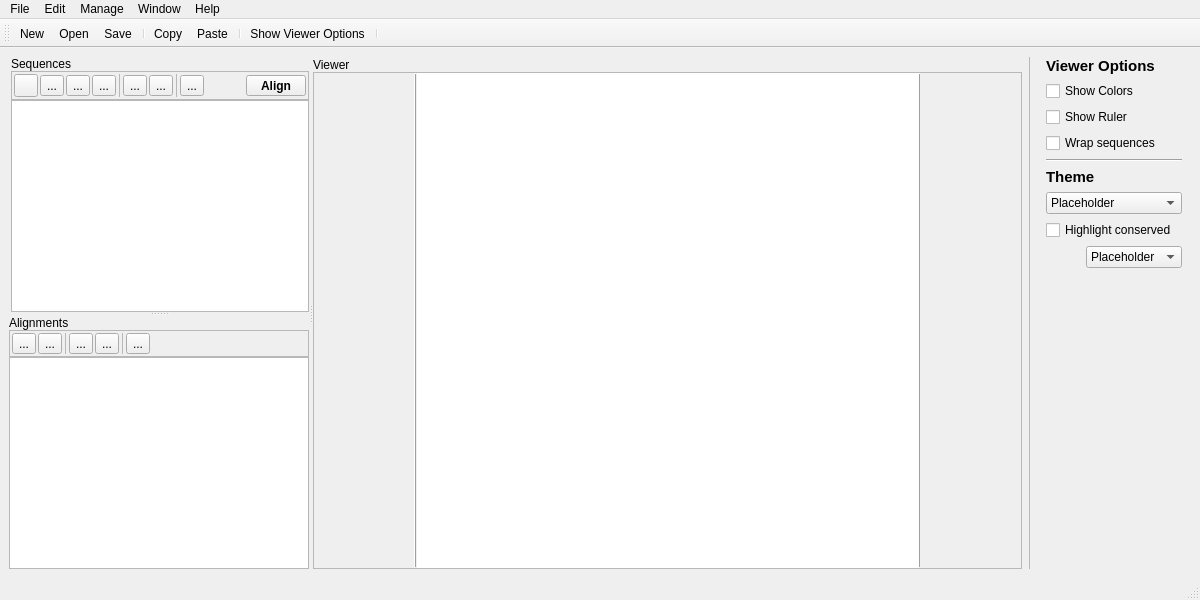
beowulfey/Linnaeo, file linnaeo.ui: the form before one commit.
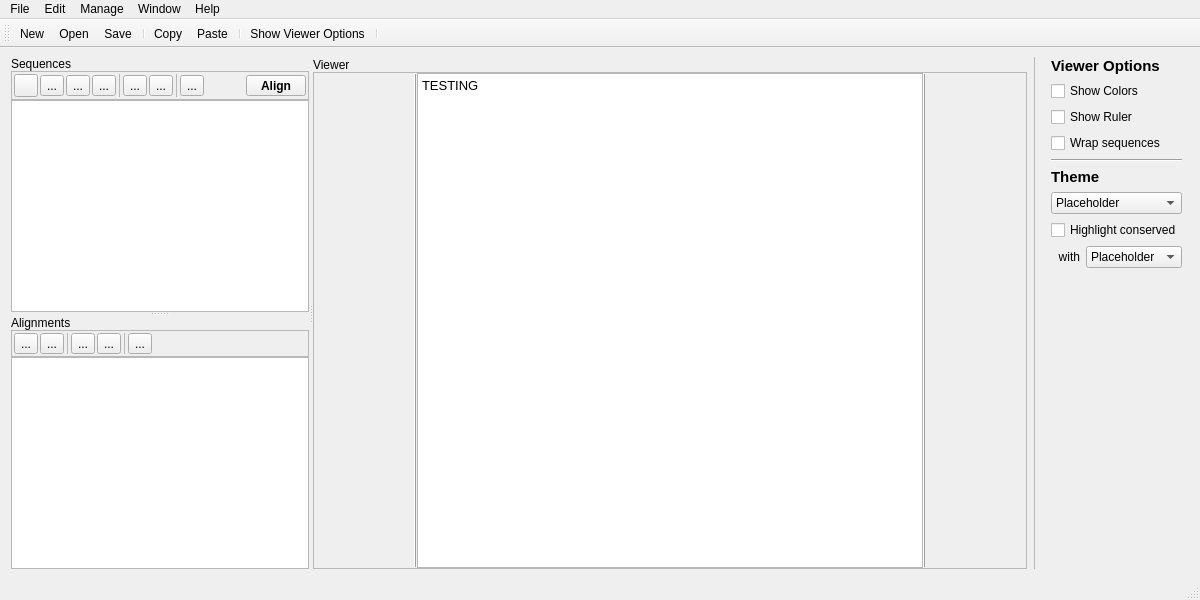
The form after the commit. Icons and pictures are not drawn. Custom widgets are drawn as their Qt base class.

Commit message: Added sequence viewer class -- reimplemented HTML insertion and resizing when wrapped

Diff of the .ui file:
```diff
--- a/linnaeo.ui
+++ b/linnaeo.ui
@@ -369,6 +369,9 @@
             <property name="spacing">
              <number>0</number>
             </property>
+            <property name="leftMargin">
+             <number>2</number>
+            </property>
             <item>
              <widget class="QLabel" name="alignLabel">
               <property name="text">
@@ -519,7 +522,7 @@
                 <rect>
                  <x>0</x>
                  <y>0</y>
-                 <width>298</width>
+                 <width>297</width>
                  <height>196</height>
                 </rect>
                </property>
@@ -709,18 +712,28 @@
              </widget>
             </item>
             <item>
-             <widget class="QTextBrowser" name="seqBrowser">
-              <property name="frameShape">
-               <enum>QFrame::NoFrame</enum>
+             <widget class="SeqViewer" name="seqViewer">
+              <property name="cursor" stdset="0">
+               <cursorShape>IBeamCursor</cursorShape>
               </property>
-              <property name="frameShadow">
-               <enum>QFrame::Sunken</enum>
+              <property name="acceptDrops">
+               <bool>false</bool>
               </property>
-              <property name="lineWidth">
-               <number>0</number>
+              <property name="verticalScrollBarPolicy">
+               <enum>Qt::ScrollBarAlwaysOff</enum>
               </property>
-              <property name="midLineWidth">
-               <number>1</number>
+              <property name="html">
+               <string>&lt;!DOCTYPE HTML PUBLIC &quot;-//W3C//DTD HTML 4.0//EN&quot; &quot;http://www.w3.org/TR/REC-html40/strict.dtd&quot;&gt;
+&lt;html&gt;&lt;head&gt;&lt;meta name=&quot;qrichtext&quot; content=&quot;1&quot; /&gt;&lt;style type=&quot;text/css&quot;&gt;
+p, li { white-space: pre-wrap; }
+&lt;/style&gt;&lt;/head&gt;&lt;body style=&quot; font-family:'Noto Sans, '; font-size:10pt; font-weight:400; font-style:normal;&quot;&gt;
+&lt;p style=&quot; margin-top:0px; margin-bottom:0px; margin-left:0px; margin-right:0px; -qt-block-indent:0; text-indent:0px;&quot;&gt;TESTING&lt;/p&gt;&lt;/body&gt;&lt;/html&gt;</string>
+              </property>
+              <property name="textInteractionFlags">
+               <set>Qt::NoTextInteraction</set>
+              </property>
+              <property name="placeholderText">
+               <string/>
               </property>
              </widget>
             </item>
@@ -900,17 +913,17 @@
        <item>
         <layout class="QHBoxLayout" name="horizontalLayout_3">
          <item>
-          <spacer name="horizontalSpacer">
-           <property name="orientation">
-            <enum>Qt::Horizontal</enum>
+          <widget class="QLabel" name="label">
+           <property name="layoutDirection">
+            <enum>Qt::LeftToRight</enum>
            </property>
-           <property name="sizeHint" stdset="0">
-            <size>
-             <width>40</width>
-             <height>20</height>
-            </size>
+           <property name="text">
+            <string>with</string>
            </property>
-          </spacer>
+           <property name="alignment">
+            <set>Qt::AlignRight|Qt::AlignTrailing|Qt::AlignVCenter</set>
+           </property>
+          </widget>
          </item>
          <item>
           <widget class="QComboBox" name="comboBox_2">
@@ -1309,6 +1322,13 @@
    </property>
   </action>
  </widget>
+ <customwidgets>
+  <customwidget>
+   <class>SeqViewer</class>
+   <extends>QTextEdit</extends>
+   <header>seqviewer.h</header>
+  </customwidget>
+ </customwidgets>
  <resources>
   <include location="resources/linnaeo.qrc"/>
  </resources>
```
The commit also changes 5 other files.
